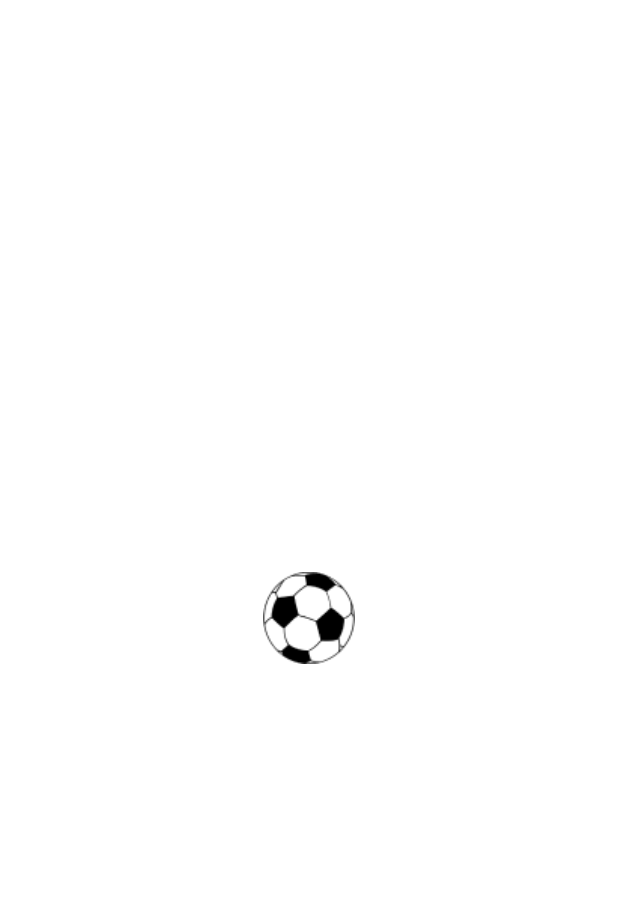
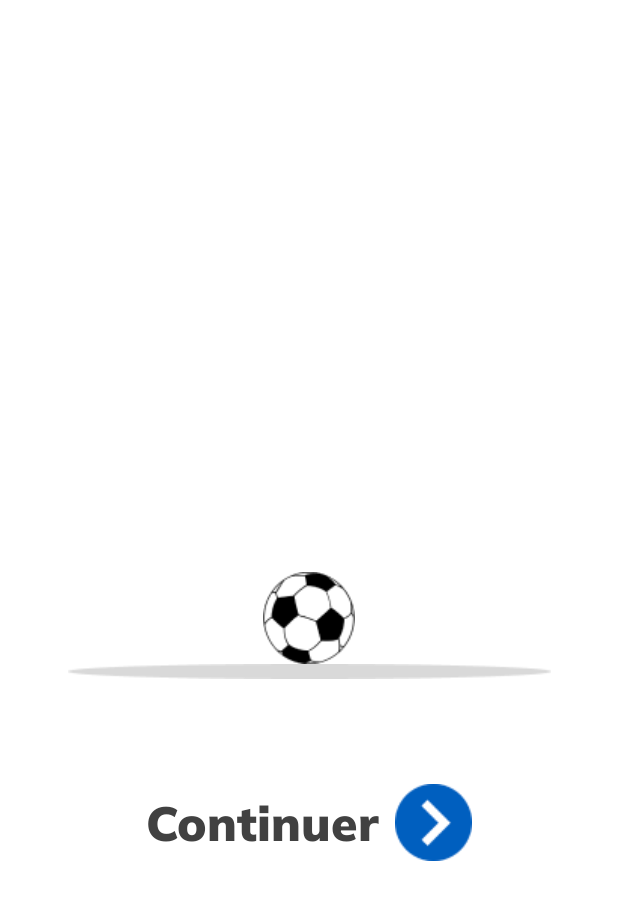
Before and after one commit to Emree63/Scor_It, an Android app: the screen it shows after launch (MainActivity), on a phone screen of 412 x 824 dp. Shown: the top 900 px of the screen. Run offline under Robolectric (Android 15) with nearby library versions, the light colour scheme and no system bars; 2 statements that could not run were skipped.

Commit message:
Completion of Fragment Start and beginning of Fragment Detail:sparkles:

```diff
--- a/src/app/src/main/java/uca/iut/clermont/data/StubData.kt
+++ b/src/app/src/main/java/uca/iut/clermont/data/StubData.kt
@@ -326,7 +326,7 @@ class StubData : DataManager() {
                 1,
                 "Paris Saint-Germain FC",
                 "PSG",
-                "https://crests.football-data.org/524.svg",
+                "https://www.psg.fr/img/DefaultOpenGraphImage.jpg?20230329",
                 "24 Rue du Commandant Guilbaud, 75016 Paris, France",
                 "https://www.psg.fr/",
                 "1970",
@@ -343,7 +343,7 @@ class StubData : DataManager() {
                 2,
                 "FC Barcelona",
                 "BAR",
-                "https://crests.football-data.org/81.svg",
+                "https://upload.wikimedia.org/wikipedia/fr/thumb/a/a1/Logo_FC_Barcelona.svg/1200px-Logo_FC_Barcelona.svg.png",
                 "Carrer d'Aristides Maillol, s/n, 08028 Barcelona, Spain",
                 "https://www.fcbarcelona.com/",
                 "1899",
@@ -360,7 +360,7 @@ class StubData : DataManager() {
                 3,
                 "Liverpool FC",
                 "LIV",
-                "https://crests.football-data.org/64.svg",
+                "https://upload.wikimedia.org/wikipedia/fr/thumb/5/54/Logo_FC_Liverpool.svg/1200px-Logo_FC_Liverpool.svg.png",
                 "Anfield Road, Liverpool L4 0TH, United Kingdom",
                 "https://www.liverpoolfc.com/",
                 "1892",
@@ -384,7 +384,13 @@ class StubData : DataManager() {
                 "BSA",
                 "LEAGUE",
                 "https://crests.football-data.org/764.svg",
-                Season(1557, Calendar.getInstance().apply { set(2023, Calendar.MARCH, 15) }, Calendar.getInstance().apply { set(2022, Calendar.DECEMBER, 3) },1, null),
+                Season(
+                    1557,
+                    Calendar.getInstance().apply { set(2023, Calendar.MARCH, 15) },
+                    Calendar.getInstance().apply { set(2022, Calendar.DECEMBER, 3) },
+                    1,
+                    null
+                ),
                 areaList[2],
             )
         )
@@ -395,7 +401,13 @@ class StubData : DataManager() {
                 "ELC",
                 "LEAGUE",
                 "https://crests.football-data.org/PL.png",
-                Season(1557, Calendar.getInstance().apply { set(2023, Calendar.MARCH, 15) }, Calendar.getInstance().apply { set(2022, Calendar.DECEMBER, 3) },1, null),
+                Season(
+                    1557,
+                    Calendar.getInstance().apply { set(2023, Calendar.MARCH, 15) },
+                    Calendar.getInstance().apply { set(2022, Calendar.DECEMBER, 3) },
+                    1,
+                    null
+                ),
                 areaList[2],
             )
         )
--- a/src/app/src/main/java/uca/iut/clermont/view/FavoriteFragment.kt
+++ b/src/app/src/main/java/uca/iut/clermont/view/FavoriteFragment.kt
@@ -16,13 +16,13 @@ import uca.iut.clermont.model.Match
 import uca.iut.clermont.view.adapter.FavoritesAdapter
 import uca.iut.clermont.view.adapter.MatchesAdapter
 
-class FavoriteFragment: Fragment() {
+class FavoriteFragment : Fragment() {
     override fun onCreateView(
         inflater: LayoutInflater,
         container: ViewGroup?,
         savedInstanceState: Bundle?
     ): View? {
-        val view =  inflater.inflate(R.layout.fragment_favorite, container, false)
+        val view = inflater.inflate(R.layout.fragment_favorite, container, false)
 
         val competitions = (activity as MainActivity).manager.competitionsMgr.getItems()
         var buttonHome = view.findViewById<ImageButton>(R.id.buttonHome)
--- a/src/app/src/main/java/uca/iut/clermont/view/HomeFragment.kt
+++ b/src/app/src/main/java/uca/iut/clermont/view/HomeFragment.kt
@@ -45,5 +45,4 @@ class HomeFragment : Fragment() {
     }
 
 
-
 }
--- a/src/app/src/main/java/uca/iut/clermont/view/StartFragment.kt
+++ b/src/app/src/main/java/uca/iut/clermont/view/StartFragment.kt
@@ -10,8 +10,10 @@ import android.os.Bundle
 import android.view.LayoutInflater
 import android.view.View
 import android.view.ViewGroup
+import android.widget.ImageButton
 import android.widget.ImageView
 import androidx.fragment.app.Fragment
+import androidx.navigation.fragment.findNavController
 import uca.iut.clermont.R
 
 
@@ -39,6 +41,11 @@ class StartFragment : Fragment(), SensorEventListener {
         accelerometer = sensorManager.getDefaultSensor(Sensor.TYPE_ACCELEROMETER)
         sensorManager.registerListener(this, accelerometer, SensorManager.SENSOR_DELAY_NORMAL)
 
+        val buttonFavorite = view.findViewById<ImageButton>(R.id.nextButton)
+
+        buttonFavorite.setOnClickListener {
+            findNavController().navigate(R.id.detailFragment)
+        }
 
         return view
     }
@@ -53,12 +60,10 @@ class StartFragment : Fragment(), SensorEventListener {
         val angleY = y / 9.81f
 
         if (Math.abs(angleX) > 0.1) {
-            // Déplacer la balle à droite ou à gauche en fonction de la direction du mouvement
-            val deltaX = angleX * 20f // La vitesse de déplacement est de 20 pixels par seconde
+            val deltaX = angleX * 20f * if (angleX > 0) 1 else -1
             ObjectAnimator.ofFloat(ball, View.TRANSLATION_X, ball.x + deltaX).start()
 
-            // Faire tourner la balle pendant qu'elle se déplace
-            ObjectAnimator.ofFloat(ball, View.ROTATION, -angleX * 70f).start()
+            ObjectAnimator.ofFloat(ball, View.ROTATION, angleX * 3400f).start()
         }
 
         lastX = x
--- a/src/app/src/main/java/uca/iut/clermont/view/adapter/FavoritesAdapter.kt
+++ b/src/app/src/main/java/uca/iut/clermont/view/adapter/FavoritesAdapter.kt
@@ -8,7 +8,8 @@ import uca.iut.clermont.R
 import uca.iut.clermont.model.Competition
 import uca.iut.clermont.view.viewHolder.FavoriteHolder
 
-class FavoritesAdapter(private val favoriteCompetition: Array<Competition> ) : RecyclerView.Adapter<FavoriteHolder>() {
+class FavoritesAdapter(private val favoriteCompetition: Array<Competition>) :
+    RecyclerView.Adapter<FavoriteHolder>() {
     override fun onCreateViewHolder(parent: ViewGroup, viewType: Int): FavoriteHolder {
         return FavoriteHolder(
             LayoutInflater.from(parent.context).inflate(R.layout.cellule_favorite, parent, false)
--- a/src/app/src/main/java/uca/iut/clermont/view/viewHolder/FavoriteHolder.kt
+++ b/src/app/src/main/java/uca/iut/clermont/view/viewHolder/FavoriteHolder.kt
@@ -6,7 +6,7 @@ import android.widget.TextView
 import androidx.recyclerview.widget.RecyclerView
 import uca.iut.clermont.R
 
-class FavoriteHolder(view: View) : RecyclerView.ViewHolder(view)  {
+class FavoriteHolder(view: View) : RecyclerView.ViewHolder(view) {
     val imageFavorites: ImageView
     val textFavorites: TextView
 
--- a/src/app/src/main/java/uca/iut/clermont/view/viewHolder/MatchHolder.kt
+++ b/src/app/src/main/java/uca/iut/clermont/view/viewHolder/MatchHolder.kt
@@ -1,6 +1,7 @@
 package uca.iut.clermont.view.viewHolder
 
 import android.view.View
+import android.widget.ImageView
 import android.widget.TextView
 import androidx.recyclerview.widget.RecyclerView
 import uca.iut.clermont.R
@@ -10,12 +11,16 @@ class MatchHolder(view: View) : RecyclerView.ViewHolder(view) {
     val titleSecondTeam: TextView
     val scoreHomeTeam: TextView
     val scoreAwayTeam: TextView
+    val imageHomeTeam: ImageView
+    val imageAwayTeam: ImageView
 
     init {
         titleFirstTeam = view.findViewById(R.id.TitleFirstTeam)
         titleSecondTeam = view.findViewById(R.id.TitleSecondTeam)
         scoreHomeTeam = view.findViewById(R.id.ScoreHomeTeam)
         scoreAwayTeam = view.findViewById(R.id.ScoreAwayTeam)
+        imageHomeTeam = view.findViewById(R.id.ImageFirstTeam)
+        imageAwayTeam = view.findViewById(R.id.ImageSecondTeam)
     }
 
 
--- a/src/app/src/main/res/layout/activity_main.xml
+++ b/src/app/src/main/res/layout/activity_main.xml
@@ -11,13 +11,12 @@
         android:name="androidx.navigation.fragment.NavHostFragment"
         android:layout_width="0dp"
         android:layout_height="0dp"
+        app:defaultNavHost="true"
+        app:layout_constraintBottom_toBottomOf="parent"
         app:layout_constraintLeft_toLeftOf="parent"
         app:layout_constraintRight_toRightOf="parent"
         app:layout_constraintTop_toTopOf="parent"
-        app:layout_constraintBottom_toBottomOf="parent"
-        app:defaultNavHost="true"
         app:navGraph="@navigation/my_nav" />
 
 
-
 </androidx.constraintlayout.widget.ConstraintLayout>
--- a/src/app/src/main/res/layout/cellule_favorite.xml
+++ b/src/app/src/main/res/layout/cellule_favorite.xml
@@ -31,8 +31,6 @@
             android:textColor="@color/black"
             android:textSize="18dp" />
 
-
     </LinearLayout>
 
-
 </androidx.constraintlayout.widget.ConstraintLayout>
--- a/src/app/src/main/res/layout/fragment_favorite.xml
+++ b/src/app/src/main/res/layout/fragment_favorite.xml
@@ -31,9 +31,9 @@
             android:background="@android:color/transparent"
             android:fontFamily="@font/mulish_bold"
             android:text="Exit"
+            android:textAllCaps="false"
             android:textColor="@color/title"
-            android:textSize="26dp"
-            android:textAllCaps="false" />
+            android:textSize="26dp" />
 
     </LinearLayout>
 
--- a/src/app/src/main/res/layout/fragment_home.xml
+++ b/src/app/src/main/res/layout/fragment_home.xml
@@ -98,9 +98,10 @@
     <androidx.recyclerview.widget.RecyclerView
         android:id="@+id/listRecentsMatches"
         android:layout_width="wrap_content"
-        android:layout_height="wrap_content"
+        android:layout_height="500dp"
         app:layout_constraintEnd_toEndOf="parent"
         app:layout_constraintStart_toStartOf="parent"
-        app:layout_constraintTop_toBottomOf="@+id/textViewRecentMatches" />
+        app:layout_constraintTop_toBottomOf="@+id/textViewRecentMatches"
+        tools:itemCount="100" />
 
 </androidx.constraintlayout.widget.ConstraintLayout>
--- a/src/app/src/main/res/layout/fragment_start.xml
+++ b/src/app/src/main/res/layout/fragment_start.xml
@@ -1,18 +1,57 @@
 <?xml version="1.0" encoding="utf-8"?>
 <androidx.constraintlayout.widget.ConstraintLayout xmlns:android="http://schemas.android.com/apk/res/android"
+    xmlns:app="http://schemas.android.com/apk/res-auto"
     android:layout_width="match_parent"
-    android:layout_height="match_parent"
-    xmlns:app="http://schemas.android.com/apk/res-auto">
+    android:layout_height="match_parent">
 
     <ImageView
         android:id="@+id/ball"
         android:layout_width="wrap_content"
         android:layout_height="wrap_content"
+        android:layout_centerInParent="true"
         android:src="@drawable/ball"
+        app:layout_constraintBottom_toBottomOf="parent"
+        app:layout_constraintEnd_toEndOf="parent"
+        app:layout_constraintStart_toStartOf="parent"
+        app:layout_constraintTop_toTopOf="parent" />
+
+    <ImageView
+        android:id="@+id/shadow"
+        android:layout_width="wrap_content"
+        android:layout_height="wrap_content"
         android:layout_centerInParent="true"
+        android:src="@drawable/shadow"
+        app:layout_constraintEnd_toEndOf="parent"
         app:layout_constraintStart_toStartOf="parent"
+        app:layout_constraintTop_toBottomOf="@+id/ball" />
+
+
+    <LinearLayout
+        android:layout_width="wrap_content"
+        android:layout_height="wrap_content"
+        android:layout_marginTop="70dp"
+        android:gravity="center_vertical"
+        android:orientation="horizontal"
         app:layout_constraintEnd_toEndOf="parent"
-        app:layout_constraintTop_toTopOf="parent"
-        app:layout_constraintBottom_toBottomOf="parent"/>
+        app:layout_constraintStart_toStartOf="parent"
+        app:layout_constraintTop_toBottomOf="@+id/shadow">
+
+        <TextView
+            android:layout_width="wrap_content"
+            android:layout_height="wrap_content"
+            android:fontFamily="@font/mulish_black"
+            android:text="Continuer"
+            android:textColor="@color/title"
+            android:textSize="32sp" />
+
+        <ImageButton
+            android:id="@+id/nextButton"
+            android:layout_width="wrap_content"
+            android:layout_height="wrap_content"
+            android:layout_marginLeft="10dp"
+            android:background="@android:color/transparent"
+            android:src="@drawable/button_next" />
+
+    </LinearLayout>
 
 </androidx.constraintlayout.widget.ConstraintLayout>
--- a/src/app/src/main/res/navigation/my_nav.xml
+++ b/src/app/src/main/res/navigation/my_nav.xml
@@ -7,10 +7,10 @@
     <fragment
         android:id="@+id/startFragment"
         android:name="uca.iut.clermont.view.StartFragment"
-        android:label="StartFragment" >
+        android:label="StartFragment">
         <action
-            android:id="@+id/action_startFragment_to_homeFragment2"
-            app:destination="@id/homeFragment" />
+            android:id="@+id/action_startFragment_to_detailFragment"
+            app:destination="@id/detailFragment" />
     </fragment>
 
     <fragment
@@ -30,5 +30,9 @@
             android:id="@+id/action_favoriteFragment_to_homeFragment"
             app:destination="@id/homeFragment" />
     </fragment>
+    <fragment
+        android:id="@+id/detailFragment"
+        android:name="uca.iut.clermont.view.DetailFragment"
+        android:label="DetailFragment" />
 
 </navigation>
```
Also changed, not shown: src/app/src/main/java/uca/iut/clermont/view/DetailFragment.kt (added, +33 -0 lines), src/app/src/main/java/uca/iut/clermont/view/adapter/MatchesAdapter.kt (+13 -1 lines), src/app/src/main/res/layout/fragment_detail.xml (+25 -1 lines), src/app/src/main/res/drawable/button_next.png (added), src/app/src/main/res/drawable/empty_like.png (added), src/app/src/main/res/drawable/full_like.png (added), src/app/src/main/res/drawable/shadow.png (added).
